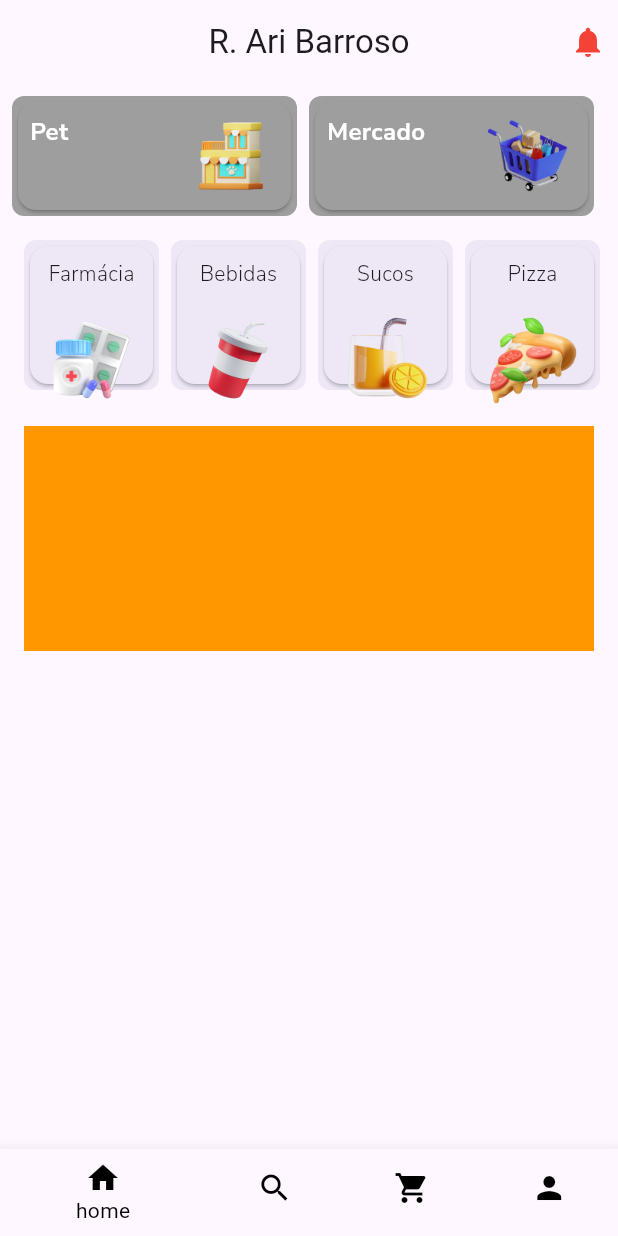
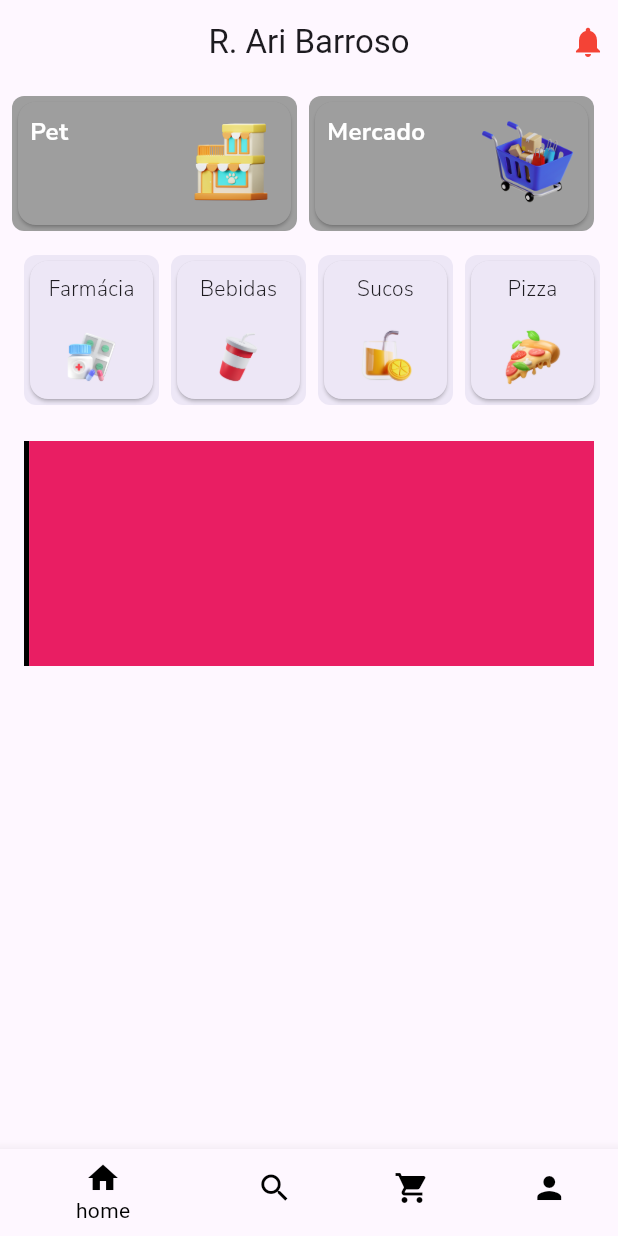
Before and after one commit to NicolasBarbosaa/fake_ifood-flutter, a Flutter app: the screen it shows after launch, on a phone screen of 412 x 824 dp. Run offline on Flutter 3.47's test engine with Material 3 defaults, Android fonts, the phone set to English and light mode, and no system bars; our stand-ins replace google_fonts.

```diff
--- a/lib/Screens/CustomWidgets/Card.dart
+++ b/lib/Screens/CustomWidgets/Card.dart
@@ -4,7 +4,7 @@ import 'package:ifood/Screens/CustomWidgets/Style.dart';
 
 Widget card(double largura,double altura, Color color, String texto, String img){
   return Container(
-    margin: EdgeInsets.fromLTRB(8, 8, 0, 0),
+    margin: const EdgeInsets.fromLTRB(8, 8, 0, 0),
     width: largura,
     height: altura,
     decoration: BoxDecoration(
@@ -52,7 +52,7 @@ Widget cardDois(double largura,double altura, Color? color, String texto, String
         ),
         Padding(
           padding: const EdgeInsets.all(8.0),
-          child: Image.asset(img, width: 64, height: 64,),
+          child: Image.asset(img, width: 40, height: 40,),
         ),
       ]),
     ),
--- a/lib/Screens/CustomWidgets/CircleAvatar.dart
+++ b/lib/Screens/CustomWidgets/CircleAvatar.dart
@@ -1,4 +1,5 @@
 import 'package:flutter/material.dart' show CircleAvatar, NetworkImage, Widget;
+// ignore: implementation_imports
 import 'package:flutter/src/widgets/basic.dart';
 
 Widget circleAvatar(String img){
--- a/lib/Screens/CustomWidgets/ListTile.dart
+++ b/lib/Screens/CustomWidgets/ListTile.dart
@@ -1,6 +1,4 @@
 import 'package:flutter/material.dart';
-import 'package:google_fonts/google_fonts.dart';
-import 'package:font_awesome_flutter/font_awesome_flutter.dart';
 import 'package:ifood/Screens/CustomWidgets/Style.dart';
 
 //lista de icones
--- a/lib/Screens/CustomWidgets/slide.dart
+++ b/lib/Screens/CustomWidgets/slide.dart
@@ -1,3 +1,5 @@
+import 'dart:async';
+
 import 'package:flutter/material.dart';
 
 class Slide extends StatefulWidget {
@@ -8,8 +10,82 @@ class Slide extends StatefulWidget {
 }
 
 class _SlideState extends State<Slide> {
+
+  PageController pageController = PageController();
+  List<double> progresso = [0.0, 0.0, 0.0];
+  int qtdPaginas = 3;
+  int paginaAtual =  0;
+
+//metodo que é chamado antes da pagina ser construída para o efeito
+//acontecer logo de carregada
+@override
+void initState(){
+  super.initState();
+  nextPage();
+}
+
+//metodo para mudar de pagina periodicamente
+  nextPage(){
+    Timer.periodic(const Duration(seconds: 3), (timer) {
+      int page = pageController.page!.round();
+      setState(() {
+        paginaAtual = page;
+      });
+
+      if(page >= 3){
+        pageController.animateToPage(0, duration: const Duration(seconds: 2), curve: Curves.easeInCubic);
+      } else{
+        pageController.nextPage(duration: const Duration(seconds: 2), curve: Curves.ease);
+      }
+
+     });
+  }
+
+//iniciar o progresso
+  void iniciarProgresso(){
+      Timer.periodic(const Duration(milliseconds: 50), (timer) {
+          setState(() {
+            if(progresso[paginaAtual] <1){
+              progresso[paginaAtual] += 0.02;
+            }else{
+              timer.cancel();
+            }
+          });
+       });
+  }
+
+//metodo para resetar a animação
+void reset(){
+  for(int i=0; i < qtdPaginas; i++){
+    progresso[i]=0.0;
+  }
+  iniciarProgresso();
+}
+
+//metodo para criar um indicator
+List<Widget> buildIndicator(){
+  List<Widget> lista = [];
+  for(int i=0; i < qtdPaginas; i++ ){
+   lista.add(Container(
+    width: 50,
+    height: 5,
+    margin: const EdgeInsets.all(8),
+    child: LinearProgressIndicator(
+      borderRadius: BorderRadius.circular(8),
+      value: progresso[i],
+      backgroundColor: Colors.grey[200],
+      valueColor: AlwaysStoppedAnimation<Color>(paginaAtual == i? Colors.blue : Colors.grey),
+    ),
+   ));
+
+    }
+
+    return lista;
+}
+
   @override
   Widget build(BuildContext context) {
+
     return Container(
       margin: const EdgeInsets.all(16),
       width: double.infinity,
@@ -17,7 +93,11 @@ class _SlideState extends State<Slide> {
       decoration: BoxDecoration(
         borderRadius: BorderRadius.circular(8)
       ),
-      child: PageView(
+      child: Stack(
+        alignment: AlignmentDirectional.bottomCenter,
+        children: [
+           PageView(
+        controller: pageController,
         children:[
           Container(
             width: double.infinity,
@@ -28,10 +108,21 @@ class _SlideState extends State<Slide> {
             width: double.infinity,
             height: 200,
             color: Colors.black,
-          )
+          ),
+          Container(
+            width: double.infinity,
+            height: 200,
+            color: Colors.pink,
+          ),
+          Container(
+            width: double.infinity,
+            height: 200,
+            color: Colors.cyan,
+          ),
 
         ]
       ),
+        ],)
     );
   }
 }
--- a/lib/Screens/Profile/profileScreen.dart
+++ b/lib/Screens/Profile/profileScreen.dart
@@ -1,6 +1,4 @@
 import 'package:flutter/material.dart';
-import 'package:google_fonts/google_fonts.dart';
-import 'package:font_awesome_flutter/font_awesome_flutter.dart';
 import 'package:ifood/Screens/CustomWidgets/CircleAvatar.dart';
 import 'package:ifood/Screens/CustomWidgets/ListTile.dart';
 import 'package:ifood/Screens/CustomWidgets/Style.dart';
--- a/lib/Screens/telaInicio/telaInicio.dart
+++ b/lib/Screens/telaInicio/telaInicio.dart
@@ -14,7 +14,7 @@ class _TelaIncioState extends State<TelaIncio> {
   Widget build(BuildContext context) {
     return Scaffold(
       appBar: AppBar(
-        title: Text("R. Ari Barroso"),
+        title: const Text("R. Ari Barroso"),
         centerTitle: true,
         actions: const [
           Padding(
@@ -27,8 +27,8 @@ class _TelaIncioState extends State<TelaIncio> {
         children: [
           Row(
             children: [
-              card(190, 80, Colors.grey, "Pet", "assets/pet.png"),
-              card(190, 80, Colors.grey, "Mercado", "assets/mercado.png"),
+              card(190, 90, Colors.grey, "Pet", "assets/pet.png"),
+              card(190, 90, Colors.grey, "Mercado", "assets/mercado.png"),
             ],
           ),
           Padding(
```
Also changed, not shown: lib/Screens/busca/search_screen.dart (+16 -19 lines).
